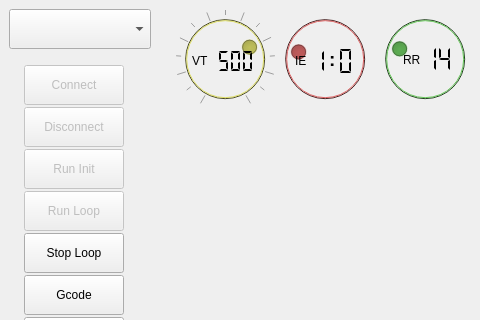
The window that VentUI.ui (jibonaronno/Rhythm) describes before a commit, drawn with Qt 5; both pictures show x 0 to 480 and y 0 to 320 of the 1041 by 615 pixel window.
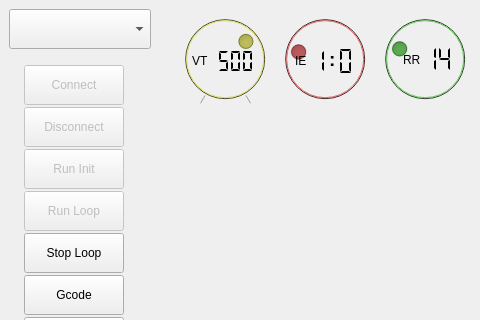
The same window after the commit.

Commit message: Calibrating vt adding xav calib table 01

What changed in the file:
```diff
--- a/VentUI.ui
+++ b/VentUI.ui
@@ -549,16 +549,16 @@
                <string notr="true">background-color: rgb(200,200,20)</string>
               </property>
               <property name="minimum">
-               <number>250</number>
+               <number>1</number>
               </property>
               <property name="maximum">
-               <number>600</number>
+               <number>7</number>
               </property>
               <property name="singleStep">
-               <number>25</number>
+               <number>50</number>
               </property>
               <property name="value">
-               <number>500</number>
+               <number>5</number>
               </property>
               <property name="wrapping">
                <bool>false</bool>
```
The commit also changes 2 other files.
